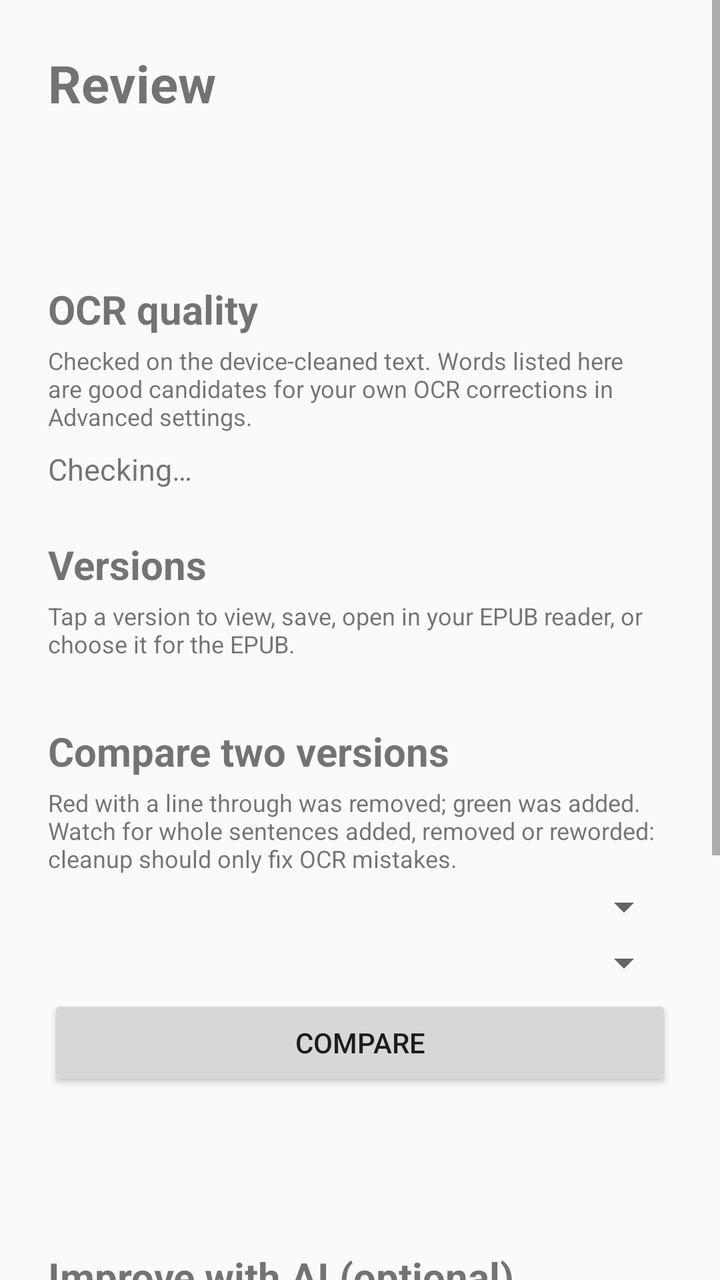
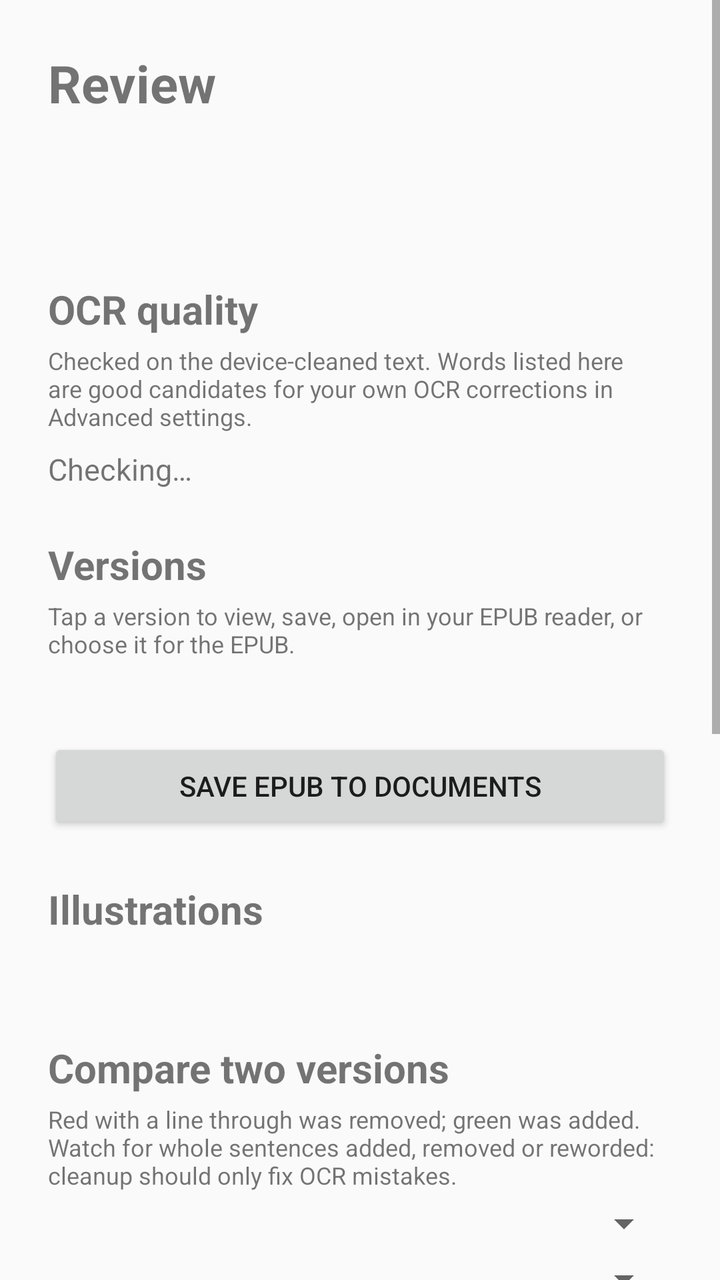

Before-and-after screenshots of an Android layout around one commit, followed by the original layout XML and the change that was made.
<!-- AndroidManifest.xml: application theme Theme.WombatLiberates -->
<!-- res/layout/activity_review.xml -->
<?xml version="1.0" encoding="utf-8"?>
<ScrollView xmlns:android="http://schemas.android.com/apk/res/android"
    android:id="@+id/reviewScroll"
    android:layout_width="match_parent"
    android:layout_height="match_parent"
    android:fillViewport="true">

    <LinearLayout
        android:layout_width="match_parent"
        android:layout_height="wrap_content"
        android:orientation="vertical"
        android:padding="24dp">

            <TextView
                android:id="@+id/reviewTitle"
                android:layout_width="match_parent"
                android:layout_height="wrap_content"
                android:layout_marginTop="0dp"
                android:text="Review"
                android:textSize="26sp"
                android:textStyle="bold" />
            <TextView
                android:id="@+id/reviewSubtitle"
                android:layout_width="match_parent"
                android:layout_height="wrap_content"
                android:layout_marginTop="4dp"
                android:textSize="16sp" />
            <TextView
                android:id="@+id/scanSummaryText"
                android:layout_width="match_parent"
                android:layout_height="wrap_content"
                android:layout_marginTop="12dp"
                android:textSize="15sp" />
            <TextView
                android:layout_width="match_parent"
                android:layout_height="wrap_content"
                android:layout_marginTop="24dp"
                android:text="OCR quality"
                android:textSize="20sp"
                android:textStyle="bold" />
            <TextView
                android:layout_width="match_parent"
                android:layout_height="wrap_content"
                android:layout_marginTop="4dp"
                android:text="Checked on the device-cleaned text. Words listed here are good candidates for your own OCR corrections in Advanced settings."
                android:textSize="12sp" />
            <TextView
                android:id="@+id/qualityText"
                android:layout_width="match_parent"
                android:layout_height="wrap_content"
                android:layout_marginTop="8dp"
                android:text="Checking…"
                android:textSize="15sp"
                android:textIsSelectable="true" />
            <TextView
                android:layout_width="match_parent"
                android:layout_height="wrap_content"
                android:layout_marginTop="24dp"
                android:text="Versions"
                android:textSize="20sp"
                android:textStyle="bold" />
            <TextView
                android:layout_width="match_parent"
                android:layout_height="wrap_content"
                android:layout_marginTop="4dp"
                android:text="Tap a version to view, save, open in your EPUB reader, or choose it for the EPUB."
                android:textSize="12sp" />
            <LinearLayout
                android:id="@+id/versionsList"
                android:layout_width="match_parent"
                android:layout_height="wrap_content"
                android:layout_marginTop="8dp"
                android:orientation="vertical" />
            <LinearLayout
                android:id="@+id/viewerSection"
                android:layout_width="match_parent"
                android:layout_height="wrap_content"
                android:orientation="vertical"
                android:visibility="gone">
            <TextView
                android:id="@+id/viewerTitle"
                android:layout_width="match_parent"
                android:layout_height="wrap_content"
                android:layout_marginTop="20dp"
                android:textSize="18sp"
                android:textStyle="bold" />
            <TextView
                android:id="@+id/viewerPageText"
                android:layout_width="match_parent"
                android:layout_height="wrap_content"
                android:layout_marginTop="4dp"
                android:textSize="12sp" />
            <LinearLayout
                android:layout_width="match_parent"
                android:layout_height="wrap_content"
                android:orientation="horizontal">
            <Button
                android:id="@+id/viewerPreviousButton"
                android:layout_width="0dp"
                android:layout_weight="1"
                android:layout_height="wrap_content"
                android:layout_marginTop="4dp"
                android:text="Previous" />
            <Button
                android:id="@+id/viewerNextButton"
                android:layout_width="0dp"
                android:layout_weight="1"
                android:layout_height="wrap_content"
                android:layout_marginTop="4dp"
                android:text="Next" />
            </LinearLayout>
            <TextView
                android:id="@+id/viewerText"
                android:layout_width="match_parent"
                android:layout_height="wrap_content"
                android:layout_marginTop="8dp"
                android:textSize="15sp"
                android:textIsSelectable="true" />
            <Button
                android:id="@+id/viewerCloseButton"
                android:layout_width="match_parent"
                android:layout_height="wrap_content"
                android:layout_marginTop="8dp"
                android:text="Close viewer" />
            </LinearLayout>
            <TextView
                android:layout_width="match_parent"
                android:layout_height="wrap_content"
                android:layout_marginTop="24dp"
                android:text="Compare two versions"
                android:textSize="20sp"
                android:textStyle="bold" />
            <TextView
                android:layout_width="match_parent"
                android:layout_height="wrap_content"
                android:layout_marginTop="4dp"
                android:text="Red with a line through was removed; green was added. Watch for whole sentences added, removed or reworded: cleanup should only fix OCR mistakes."
                android:textSize="12sp" />
            <Spinner
                android:id="@+id/compareFromSpinner"
                android:layout_width="match_parent"
                android:layout_height="wrap_content"
                android:layout_marginTop="4dp" />
            <Spinner
                android:id="@+id/compareToSpinner"
                android:layout_width="match_parent"
                android:layout_height="wrap_content"
                android:layout_marginTop="4dp" />
            <Button
                android:id="@+id/compareButton"
                android:layout_width="match_parent"
                android:layout_height="wrap_content"
                android:layout_marginTop="4dp"
                android:text="Compare" />
            <TextView
                android:id="@+id/compareSummaryText"
                android:layout_width="match_parent"
                android:layout_height="wrap_content"
                android:layout_marginTop="8dp"
                android:textSize="14sp"
                android:textIsSelectable="true" />
            <TextView
                android:id="@+id/compareDiffText"
                android:layout_width="match_parent"
                android:layout_height="wrap_content"
                android:layout_marginTop="8dp"
                android:textSize="15sp"
                android:textIsSelectable="true" />
            <TextView
                android:layout_width="match_parent"
                android:layout_height="wrap_content"
                android:layout_marginTop="24dp"
                android:text="Improve with AI (optional)"
                android:textSize="20sp"
                android:textStyle="bold" />
            <TextView
                android:id="@+id/improveAdviceText"
                android:layout_width="match_parent"
                android:layout_height="wrap_content"
                android:layout_marginTop="4dp"
                android:textSize="14sp" />
            <Button
                android:id="@+id/ollamaButton"
                android:layout_width="match_parent"
                android:layout_height="wrap_content"
                android:layout_marginTop="8dp"
                android:text="Clean with Ollama" />
            <Button
                android:id="@+id/geminiButton"
                android:layout_width="match_parent"
                android:layout_height="wrap_content"
                android:layout_marginTop="4dp"
                android:text="Clean with on-device AI (Gemini Nano)" />
            <ProgressBar
                android:id="@+id/aiProgressBar"
                style="?android:attr/progressBarStyleHorizontal"
                android:layout_width="match_parent"
                android:layout_height="wrap_content"
                android:layout_marginTop="8dp"
                android:visibility="gone" />
            <TextView
                android:id="@+id/aiProgressText"
                android:layout_width="match_parent"
                android:layout_height="wrap_content"
                android:layout_marginTop="4dp"
                android:textSize="14sp" />
            <Button
                android:id="@+id/aiStopButton"
                android:layout_width="match_parent"
                android:layout_height="wrap_content"
                android:layout_marginTop="4dp"
                android:text="Stop AI cleanup"
                android:visibility="gone" />
            <TextView
                android:layout_width="match_parent"
                android:layout_height="wrap_content"
                android:layout_marginTop="8dp"
                android:text="AI cleanup runs only while this screen is open. If it stops, tap the same button to continue where it left off. Ollama sends text only to the server in your Ollama settings."
                android:textSize="12sp" />
            <Button
                android:id="@+id/closeReviewButton"
                android:layout_width="match_parent"
                android:layout_height="wrap_content"
                android:layout_marginTop="28dp"
                android:text="Back to Wombat Liberates" />
    </LinearLayout>
</ScrollView>
<!-- resources referenced by this layout -->
<resources>
  <style name="Theme.WombatLiberates" parent="Theme.AppCompat.DayNight.NoActionBar" />
</resources>

<!-- the commit's change to res/layout/activity_review.xml (unified diff, before → after) -->
@@ -71,6 +71,37 @@
                 android:layout_height="wrap_content"
                 android:layout_marginTop="8dp"
                 android:orientation="vertical" />
+            <TextView
+                android:id="@+id/savedEpubText"
+                android:layout_width="match_parent"
+                android:layout_height="wrap_content"
+                android:layout_marginTop="8dp"
+                android:textSize="14sp" />
+            <Button
+                android:id="@+id/saveToDocumentsButton"
+                android:layout_width="match_parent"
+                android:layout_height="wrap_content"
+                android:layout_marginTop="4dp"
+                android:text="Save EPUB to Documents" />
+            <TextView
+                android:layout_width="match_parent"
+                android:layout_height="wrap_content"
+                android:layout_marginTop="24dp"
+                android:text="Illustrations"
+                android:textSize="20sp"
+                android:textStyle="bold" />
+            <TextView
+                android:id="@+id/illustrationsSummaryText"
+                android:layout_width="match_parent"
+                android:layout_height="wrap_content"
+                android:layout_marginTop="4dp"
+                android:textSize="12sp" />
+            <LinearLayout
+                android:id="@+id/illustrationsList"
+                android:layout_width="match_parent"
+                android:layout_height="wrap_content"
+                android:layout_marginTop="8dp"
+                android:orientation="vertical" />
             <LinearLayout
                 android:id="@+id/viewerSection"
                 android:layout_width="match_parent"
